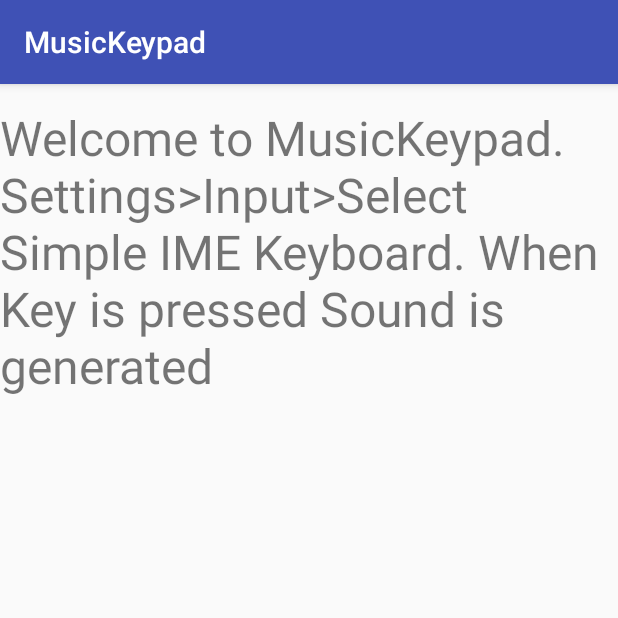
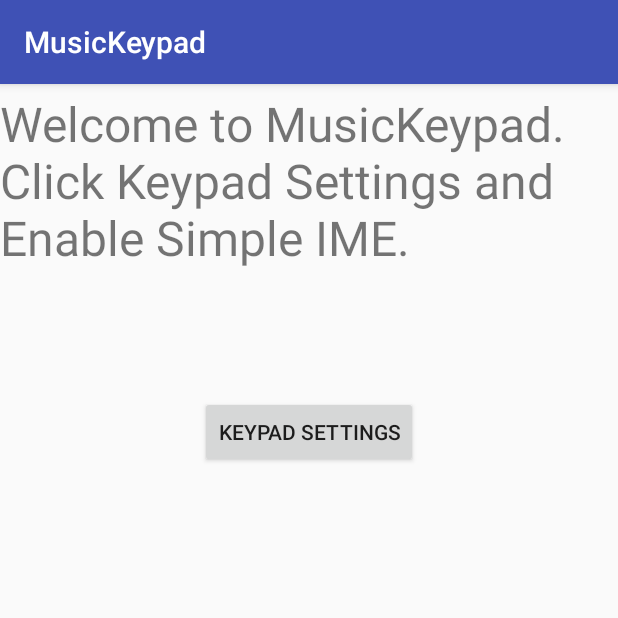
Before and after one commit to DnshGit/MusicKeypad, an Android app: the screen it shows after launch (MainActivity), on a phone screen of 412 x 824 dp, the top half of it. Run offline under Robolectric (Android 15) with nearby library versions, the phone set to English and light mode, and no system bars.

Commit message:
second commit

```diff
--- a/app/build.gradle
+++ b/app/build.gradle
@@ -2,7 +2,7 @@ apply plugin: 'com.android.application'
 
 android {
     compileSdkVersion 26
-    buildToolsVersion "26.0.1"
+    buildToolsVersion '26.0.2'
     defaultConfig {
         applicationId "com.example.dnsh_dinnu.musickeypad"
         minSdkVersion 15
--- a/app/src/main/java/com/example/dnsh_dinnu/musickeypad/MainActivity.java
+++ b/app/src/main/java/com/example/dnsh_dinnu/musickeypad/MainActivity.java
@@ -1,7 +1,11 @@
 package com.example.dnsh_dinnu.musickeypad;
 
+import android.content.Intent;
+import android.provider.Settings;
 import android.support.v7.app.AppCompatActivity;
 import android.os.Bundle;
+import android.view.View;
+import android.widget.Button;
 
 public class MainActivity extends AppCompatActivity {
 
@@ -9,5 +13,14 @@ public class MainActivity extends AppCompatActivity {
     protected void onCreate(Bundle savedInstanceState) {
         super.onCreate(savedInstanceState);
         setContentView(R.layout.activity_main);
+
+        Button button = (Button)findViewById(R.id.button);
+
+        button.setOnClickListener(new View.OnClickListener() {
+            @Override
+            public void onClick(View view) {
+                startActivityForResult(new Intent(Settings.ACTION_INPUT_METHOD_SETTINGS), 0);
+            }
+        });
     }
 }
--- a/app/src/main/res/layout/activity_main.xml
+++ b/app/src/main/res/layout/activity_main.xml
@@ -10,13 +10,28 @@
     <TextView
         android:layout_width="wrap_content"
         android:layout_height="wrap_content"
-        android:text="Welcome to MusicKeypad. Settings>Input>Select Simple IME Keyboard. When Key is pressed Sound is generated"
+        android:text="Welcome to MusicKeypad. Click Keypad Settings and Enable Simple IME."
         android:textSize="32dp"
         app:layout_constraintBottom_toBottomOf="parent"
         app:layout_constraintHorizontal_bias="0.0"
         app:layout_constraintLeft_toLeftOf="parent"
         app:layout_constraintRight_toRightOf="parent"
         app:layout_constraintTop_toTopOf="parent"
-        app:layout_constraintVertical_bias="0.025"/>
+        app:layout_constraintVertical_bias="0.007"/>
+
+    <Button
+        android:id="@+id/button"
+        android:layout_width="wrap_content"
+        android:layout_height="wrap_content"
+        android:layout_marginBottom="8dp"
+        android:layout_marginEnd="8dp"
+        android:layout_marginStart="8dp"
+        android:layout_marginTop="8dp"
+        android:text="Keypad Settings"
+        app:layout_constraintBottom_toBottomOf="parent"
+        app:layout_constraintEnd_toEndOf="parent"
+        app:layout_constraintStart_toStartOf="parent"
+        app:layout_constraintTop_toTopOf="parent"
+        app:layout_constraintVertical_bias="0.284"/>
 
 </android.support.constraint.ConstraintLayout>
--- a/build.gradle
+++ b/build.gradle
@@ -5,7 +5,7 @@ buildscript {
         jcenter()
     }
     dependencies {
-        classpath 'com.android.tools.build:gradle:2.3.3'
+        classpath 'com.android.tools.build:gradle:3.0.0'
 
         // NOTE: Do not place your application dependencies here; they belong
         // in the individual module build.gradle files
```
Also changed, not shown: app/src/main/java/com/example/dnsh_dinnu/musickeypad/SimpleIME.java (+7 -26 lines), app/src/main/res/xml/qwerty.xml (+10 -10 lines), app/src/main/res/drawable/shift_key3.png (added), gradle/wrapper/gradle-wrapper.properties, 4 other files.
